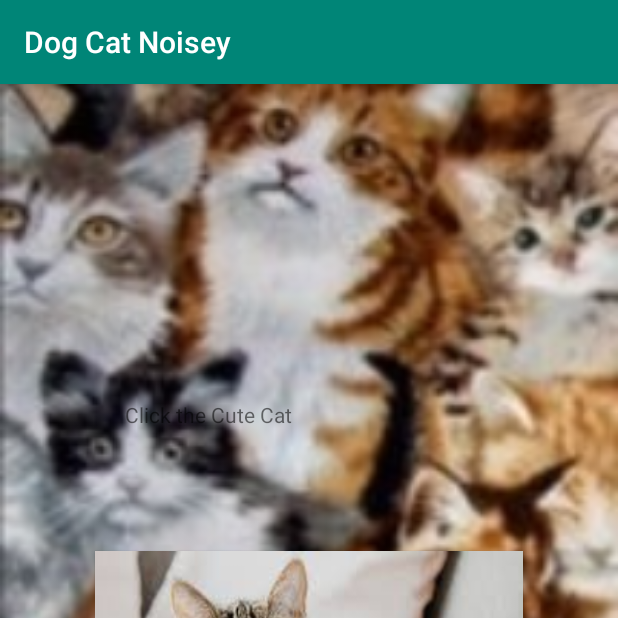
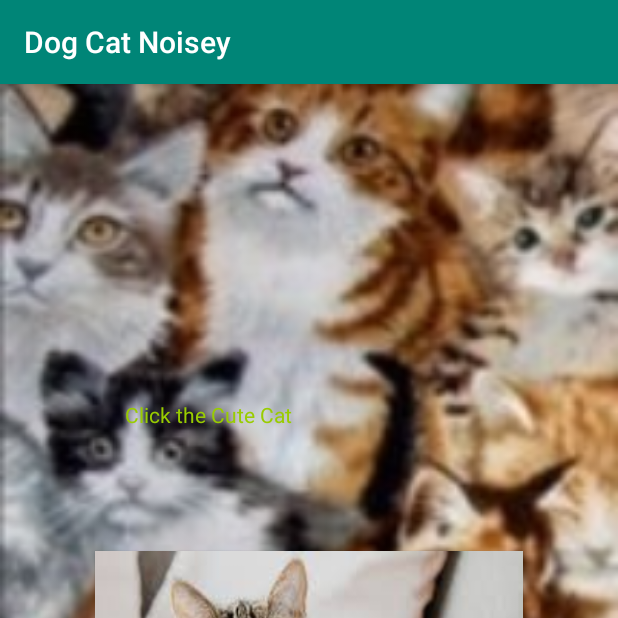
Before and after one commit to NitroMike/DogCatNoise, an Android app: the CatQuietPage screen opened directly, with no data from a screen before it, on a phone screen of 412 x 824 dp, the top half of it. Run offline under Robolectric (Android 15) with nearby library versions, the phone set to English and light mode, and no system bars.

Commit message:
Text color change

```diff
--- a/app/src/main/res/layout/activity_cat_quiet_page.xml
+++ b/app/src/main/res/layout/activity_cat_quiet_page.xml
@@ -12,14 +12,15 @@
         android:layout_height="44dp"
         android:text="@string/cat"
         android:textAllCaps="false"
+        android:textColor="@android:color/holo_green_light"
         android:textColorLink="@android:color/background_dark"
         app:layout_constraintBottom_toBottomOf="parent"
         app:layout_constraintLeft_toLeftOf="parent"
         app:layout_constraintRight_toRightOf="parent"
         app:layout_constraintTop_toTopOf="parent"
         app:layout_constraintVertical_bias="0.291"
-        tools:background="@android:color/background_light"
         tools:fontFamily="sans-serif-medium"
+        tools:textColor="@color/colorPrimary"
         tools:textColorLink="@android:color/holo_green_dark"
         tools:textSize="30sp" />
 
```
